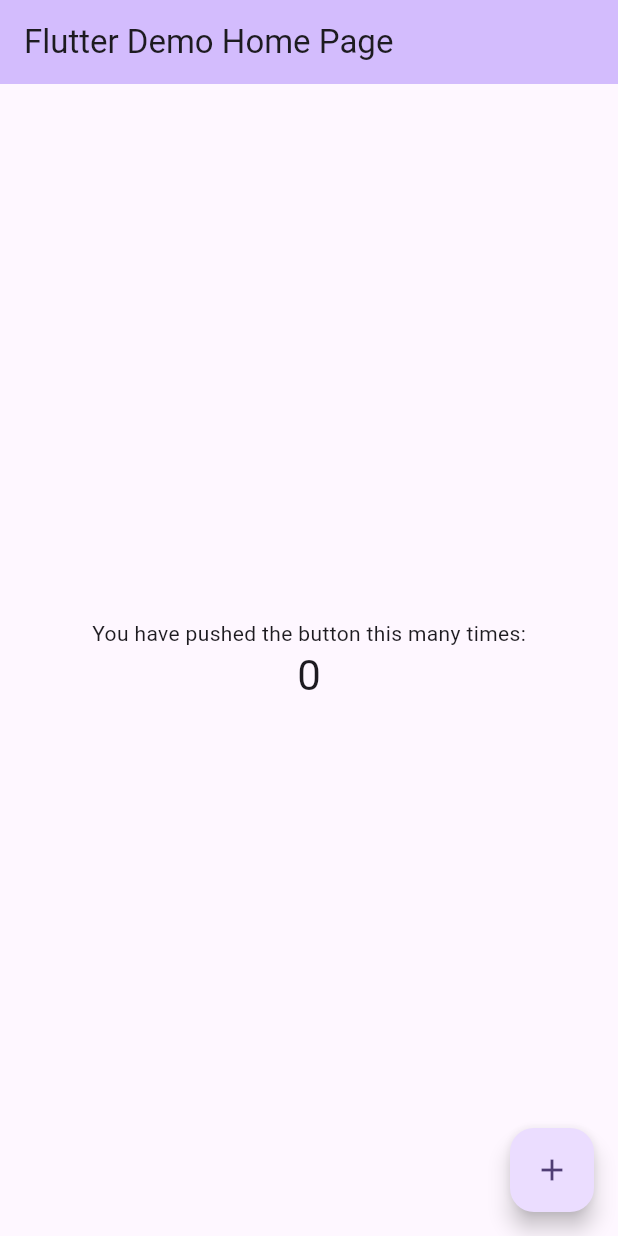
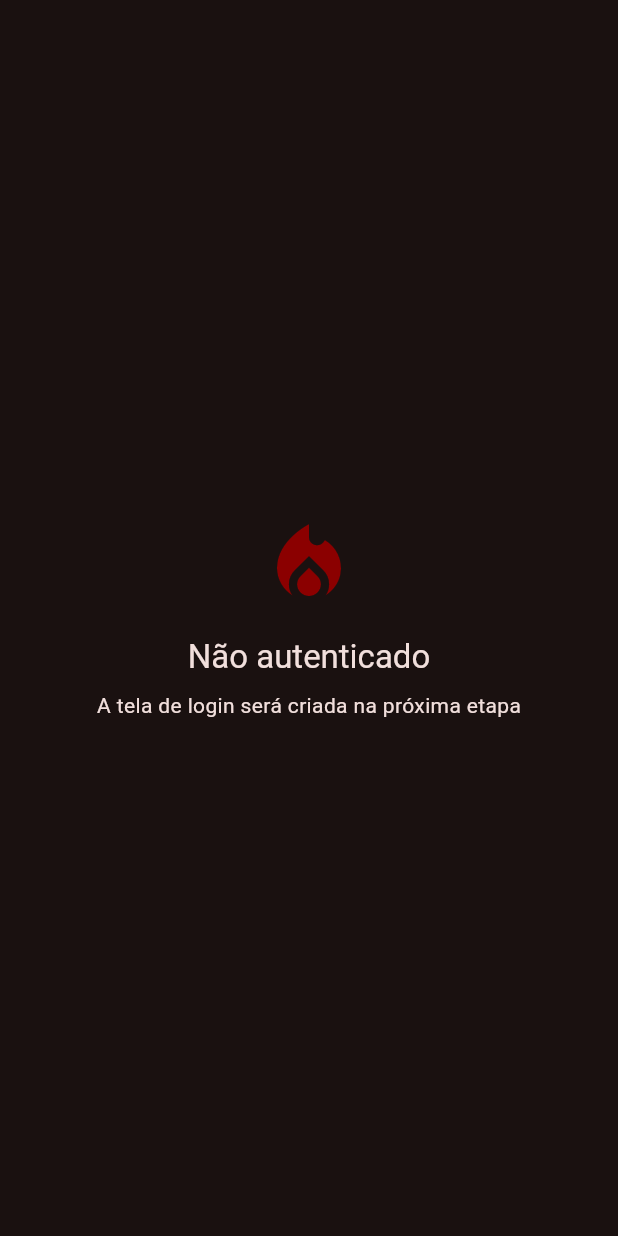
Before and after one commit to tayna01/got-character-quiz, a Flutter app: the screen it shows after launch, on a phone screen of 412 x 824 dp. Run offline on Flutter 3.47's test engine with Material 3 defaults, Android fonts, the phone set to English and light mode, and no system bars; our stand-ins replace firebase_auth, firebase_core; accounts and stored records are empty.

Commit message:
feat: integrate Firebase Auth and Firestore setup with auth-based splash

```diff
--- a/lib/main.dart
+++ b/lib/main.dart
@@ -1,122 +1,29 @@
+import 'package:firebase_core/firebase_core.dart';
 import 'package:flutter/material.dart';
 
-void main() {
-  runApp(const MyApp());
+import 'screens/splash/splash_screen.dart';
+
+Future<void> main() async {
+  WidgetsFlutterBinding.ensureInitialized();
+  await Firebase.initializeApp();
+  runApp(const GotQuizApp());
 }
 
-class MyApp extends StatelessWidget {
-  const MyApp({super.key});
+class GotQuizApp extends StatelessWidget {
+  const GotQuizApp({super.key});
 
-  // This widget is the root of your application.
   @override
   Widget build(BuildContext context) {
     return MaterialApp(
-      title: 'Flutter Demo',
+      title: 'GOT Character Quiz',
+      debugShowCheckedModeBanner: false,
       theme: ThemeData(
-        // This is the theme of your application.
-        //
-        // TRY THIS: Try running your application with "flutter run". You'll see
-        // the application has a purple toolbar. Then, without quitting the app,
-        // try changing the seedColor in the colorScheme below to Colors.green
-        // and then invoke "hot reload" (save your changes or press the "hot
-        // reload" button in a Flutter-supported IDE, or press "r" if you used
-        // the command line to start the app).
-        //
-        // Notice that the counter didn't reset back to zero; the application
-        // state is not lost during the reload. To reset the state, use hot
-        // restart instead.
-        //
-        // This works for code too, not just values: Most code changes can be
-        // tested with just a hot reload.
-        colorScheme: .fromSeed(seedColor: Colors.deepPurple),
+        colorScheme: ColorScheme.fromSeed(
+          seedColor: const Color(0xFF8B0000),
+          brightness: Brightness.dark,
+        ),
       ),
-      home: const MyHomePage(title: 'Flutter Demo Home Page'),
+      home: const SplashScreen(),
     );
   }
 }
-
-class MyHomePage extends StatefulWidget {
-  const MyHomePage({super.key, required this.title});
-
-  // This widget is the home page of your application. It is stateful, meaning
-  // that it has a State object (defined below) that contains fields that affect
-  // how it looks.
-
-  // This class is the configuration for the state. It holds the values (in this
-  // case the title) provided by the parent (in this case the App widget) and
-  // used by the build method of the State. Fields in a Widget subclass are
-  // always marked "final".
-
-  final String title;
-
-  @override
-  State<MyHomePage> createState() => _MyHomePageState();
-}
-
-class _MyHomePageState extends State<MyHomePage> {
-  int _counter = 0;
-
-  void _incrementCounter() {
-    setState(() {
-      // This call to setState tells the Flutter framework that something has
-      // changed in this State, which causes it to rerun the build method below
-      // so that the display can reflect the updated values. If we changed
-      // _counter without calling setState(), then the build method would not be
-      // called again, and so nothing would appear to happen.
-      _counter++;
-    });
-  }
-
-  @override
-  Widget build(BuildContext context) {
-    // This method is rerun every time setState is called, for instance as done
-    // by the _incrementCounter method above.
-    //
-    // The Flutter framework has been optimized to make rerunning build methods
-    // fast, so that you can just rebuild anything that needs updating rather
-    // than having to individually change instances of widgets.
-    return Scaffold(
-      appBar: AppBar(
-        // TRY THIS: Try changing the color here to a specific color (to
-        // Colors.amber, perhaps?) and trigger a hot reload to see the AppBar
-        // change color while the other colors stay the same.
-        backgroundColor: Theme.of(context).colorScheme.inversePrimary,
-        // Here we take the value from the MyHomePage object that was created by
-        // the App.build method, and use it to set our appbar title.
-        title: Text(widget.title),
-      ),
-      body: Center(
-        // Center is a layout widget. It takes a single child and positions it
-        // in the middle of the parent.
-        child: Column(
-          // Column is also a layout widget. It takes a list of children and
-          // arranges them vertically. By default, it sizes itself to fit its
-          // children horizontally, and tries to be as tall as its parent.
-          //
-          // Column has various properties to control how it sizes itself and
-          // how it positions its children. Here we use mainAxisAlignment to
-          // center the children vertically; the main axis here is the vertical
-          // axis because Columns are vertical (the cross axis would be
-          // horizontal).
-          //
-          // TRY THIS: Invoke "debug painting" (choose the "Toggle Debug Paint"
-          // action in the IDE, or press "p" in the console), to see the
-          // wireframe for each widget.
-          mainAxisAlignment: .center,
-          children: [
-            const Text('You have pushed the button this many times:'),
-            Text(
-              '$_counter',
-              style: Theme.of(context).textTheme.headlineMedium,
-            ),
-          ],
-        ),
-      ),
-      floatingActionButton: FloatingActionButton(
-        onPressed: _incrementCounter,
-        tooltip: 'Increment',
-        child: const Icon(Icons.add),
-      ),
-    );
-  }
-}
--- /dev/null
+++ b/lib/screens/splash/splash_screen.dart
@@ -0,0 +1,91 @@
+import 'package:firebase_auth/firebase_auth.dart';
+import 'package:flutter/material.dart';
+
+import '../../services/auth_service.dart';
+
+class SplashScreen extends StatelessWidget {
+  const SplashScreen({super.key});
+
+  @override
+  Widget build(BuildContext context) {
+    return StreamBuilder<User?>(
+      stream: AuthService.instance.authStateChanges,
+      builder: (context, snapshot) {
+        if (snapshot.connectionState == ConnectionState.waiting) {
+          return const _LoadingView();
+        }
+
+        final user = snapshot.data;
+        return user != null ? _LoggedInView(email: user.email!) : _LoggedOutView();
+      },
+    );
+  }
+}
+
+class _LoadingView extends StatelessWidget {
+  const _LoadingView();
+
+  @override
+  Widget build(BuildContext context) {
+    return const Scaffold(
+      body: Center(
+        child: Column(
+          mainAxisAlignment: MainAxisAlignment.center,
+          children: [
+            Icon(Icons.local_fire_department, size: 64, color: Color(0xFF8B0000)),
+            SizedBox(height: 16),
+            CircularProgressIndicator(),
+          ],
+        ),
+      ),
+    );
+  }
+}
+
+class _LoggedInView extends StatelessWidget {
+  const _LoggedInView({required this.email});
+
+  final String email;
+
+  @override
+  Widget build(BuildContext context) {
+    return Scaffold(
+      appBar: AppBar(title: const Text('GOT Character Quiz')),
+      body: Center(
+        child: Column(
+          mainAxisAlignment: MainAxisAlignment.center,
+          children: [
+            Text('Logado como', style: Theme.of(context).textTheme.titleMedium),
+            const SizedBox(height: 8),
+            Text(email, style: Theme.of(context).textTheme.headlineSmall),
+            const SizedBox(height: 24),
+            FilledButton(
+              onPressed: () => AuthService.instance.signOut(),
+              child: const Text('Sair'),
+            ),
+          ],
+        ),
+      ),
+    );
+  }
+}
+
+class _LoggedOutView extends StatelessWidget {
+  @override
+  Widget build(BuildContext context) {
+    return Scaffold(
+      body: Center(
+        child: Column(
+          mainAxisAlignment: MainAxisAlignment.center,
+          children: [
+            const Icon(Icons.local_fire_department, size: 64, color: Color(0xFF8B0000)),
+            const SizedBox(height: 16),
+            Text('Não autenticado', style: Theme.of(context).textTheme.titleLarge),
+            const SizedBox(height: 8),
+            Text('A tela de login será criada na próxima etapa'),
+          ],
+        ),
+      ),
+    );
+  }
+}
--- /dev/null
+++ b/lib/services/auth_service.dart
@@ -0,0 +1,26 @@
+import 'package:firebase_auth/firebase_auth.dart';
+
+class AuthService {
+  AuthService._();
+
+  static final AuthService instance = AuthService._();
+
+  final FirebaseAuth _auth = FirebaseAuth.instance;
+
+  Stream<User?> get authStateChanges => _auth.authStateChanges();
+
+  User? get currentUser => _auth.currentUser;
+
+  Future<UserCredential> signIn(String email, String password) {
+    return _auth.signInWithEmailAndPassword(email: email, password: password);
+  }
+
+  Future<UserCredential> signUp(String email, String password) {
+    return _auth.createUserWithEmailAndPassword(
+      email: email,
+      password: password,
+    );
+  }
+
+  Future<void> signOut() => _auth.signOut();
+}
--- a/pubspec.yaml
+++ b/pubspec.yaml
@@ -34,6 +34,10 @@ dependencies:
   # The following adds the Cupertino Icons font to your application.
   # Use with the CupertinoIcons class for iOS style icons.
   cupertino_icons: ^1.0.8
+  firebase_core: ^4.15.0
+  firebase_auth: ^6.7.0
+  cloud_firestore: ^6.10.0
+  http: ^1.6.0
 
 dev_dependencies:
   flutter_test:
```
Also changed, not shown: pubspec.lock, 7 other files.
